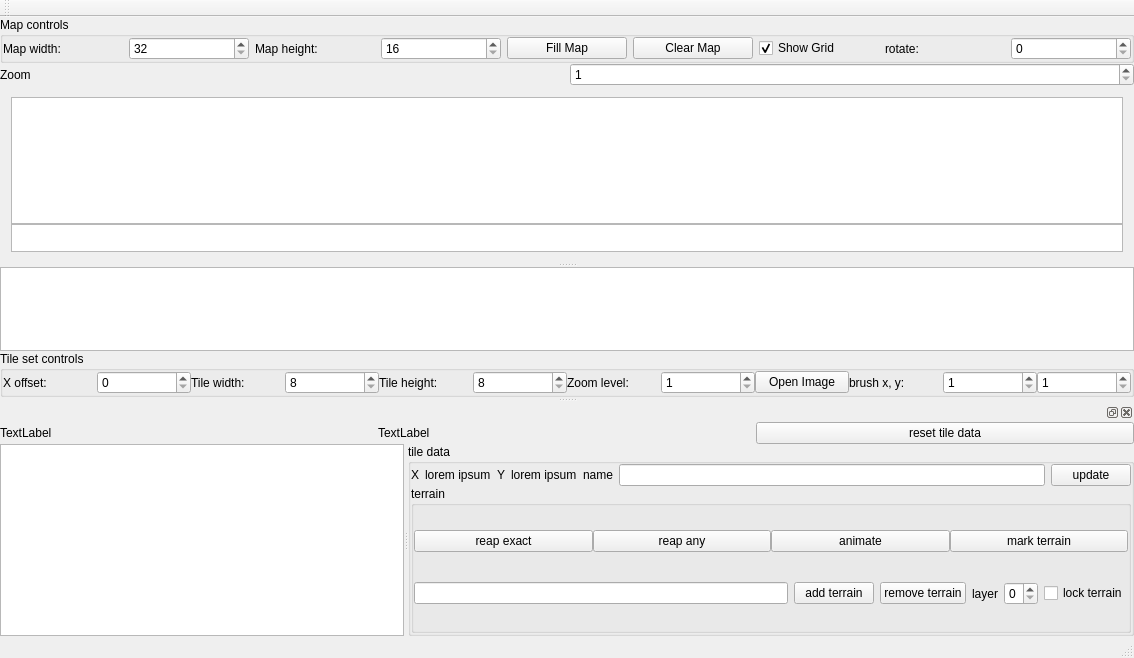
Old version of the form mapeditor.ui in the repository stoyan-shopov/TileMapEdit.
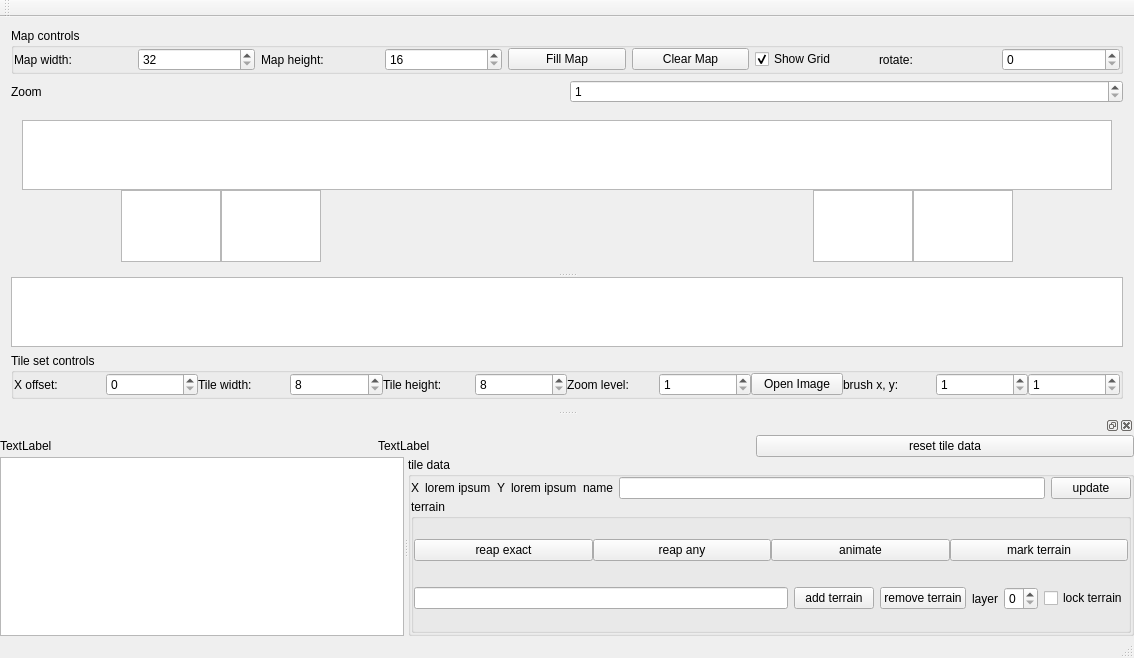
New version of the form.

What changed in the file:
```diff
--- a/mapeditor.ui
+++ b/mapeditor.ui
@@ -15,21 +15,6 @@
   </property>
   <widget class="QWidget" name="centralWidget">
    <layout class="QVBoxLayout" name="verticalLayout_2">
-    <property name="spacing">
-     <number>0</number>
-    </property>
-    <property name="leftMargin">
-     <number>0</number>
-    </property>
-    <property name="topMargin">
-     <number>0</number>
-    </property>
-    <property name="rightMargin">
-     <number>0</number>
-    </property>
-    <property name="bottomMargin">
-     <number>0</number>
-    </property>
     <item>
      <widget class="QGroupBox" name="groupBoxMapControls">
       <property name="title">
@@ -151,6 +136,12 @@
       </item>
       <item>
        <widget class="QSpinBox" name="spinBoxGlobalZoom">
+        <property name="sizePolicy">
+         <sizepolicy hsizetype="Minimum" vsizetype="Fixed">
+          <horstretch>0</horstretch>
+          <verstretch>0</verstretch>
+         </sizepolicy>
+        </property>
         <property name="minimum">
          <number>1</number>
         </property>
@@ -170,7 +161,7 @@
        <enum>Qt::Vertical</enum>
       </property>
       <widget class="QWidget" name="layoutWidget">
-       <layout class="QVBoxLayout" name="verticalLayout" stretch="0,1">
+       <layout class="QVBoxLayout" name="verticalLayout">
         <property name="spacing">
          <number>0</number>
         </property>
@@ -178,14 +169,102 @@
          <widget class="QGraphicsView" name="graphicsViewTileMap"/>
         </item>
         <item>
-         <widget class="QGraphicsView" name="graphicsViewTouchControls">
-          <property name="minimumSize">
-           <size>
-            <width>0</width>
-            <height>28</height>
-           </size>
+         <layout class="QHBoxLayout" name="horizontalLayout_13" stretch="1,0,0,5,0,0,1">
+          <property name="spacing">
+           <number>0</number>
           </property>
-         </widget>
+          <item>
+           <spacer name="horizontalSpacer_2">
+            <property name="orientation">
+             <enum>Qt::Horizontal</enum>
+            </property>
+            <property name="sizeHint" stdset="0">
+             <size>
+              <width>40</width>
+              <height>20</height>
+             </size>
+            </property>
+           </spacer>
+          </item>
+          <item>
+           <widget class="QGraphicsView" name="graphicsViewMoveUpButton">
+            <property name="sizePolicy">
+             <sizepolicy hsizetype="Minimum" vsizetype="Minimum">
+              <horstretch>0</horstretch>
+              <verstretch>0</verstretch>
+             </sizepolicy>
+            </property>
+            <property name="sizeAdjustPolicy">
+             <enum>QAbstractScrollArea::AdjustToContentsOnFirstShow</enum>
+            </property>
+           </widget>
+          </item>
+          <item>
+           <widget class="QGraphicsView" name="graphicsViewMoveDownButton">
+            <property name="sizePolicy">
+             <sizepolicy hsizetype="Minimum" vsizetype="Minimum">
+              <horstretch>0</horstretch>
+              <verstretch>0</verstretch>
+             </sizepolicy>
+            </property>
+            <property name="sizeAdjustPolicy">
+             <enum>QAbstractScrollArea::AdjustToContentsOnFirstShow</enum>
+            </property>
+           </widget>
+          </item>
+          <item>
+           <spacer name="horizontalSpacer">
+            <property name="orientation">
+             <enum>Qt::Horizontal</enum>
+            </property>
+            <property name="sizeHint" stdset="0">
+             <size>
+              <width>40</width>
+              <height>20</height>
+             </size>
+            </property>
+           </spacer>
+          </item>
+          <item>
+           <widget class="QGraphicsView" name="graphicsViewMoveLeftButton">
+            <property name="sizePolicy">
+             <sizepolicy hsizetype="Minimum" vsizetype="Minimum">
+              <horstretch>0</horstretch>
+              <verstretch>0</verstretch>
+             </sizepolicy>
+            </property>
+            <property name="sizeAdjustPolicy">
+             <enum>QAbstractScrollArea::AdjustToContentsOnFirstShow</enum>
+            </property>
+           </widget>
+          </item>
+          <item>
+           <widget class="QGraphicsView" name="graphicsViewMoveRightButton">
+            <property name="sizePolicy">
+             <sizepolicy hsizetype="Minimum" vsizetype="Minimum">
+              <horstretch>0</horstretch>
+              <verstretch>0</verstretch>
+             </sizepolicy>
+            </property>
+            <property name="sizeAdjustPolicy">
+             <enum>QAbstractScrollArea::AdjustToContentsOnFirstShow</enum>
+            </property>
+           </widget>
+          </item>
+          <item>
+           <spacer name="horizontalSpacer_3">
+            <property name="orientation">
+             <enum>Qt::Horizontal</enum>
+            </property>
+            <property name="sizeHint" stdset="0">
+             <size>
+              <width>40</width>
+              <height>20</height>
+             </size>
+            </property>
+           </spacer>
+          </item>
+         </layout>
         </item>
        </layout>
       </widget>
```
Left out of the diff: 6 changed lines with no effect on the pictures.
